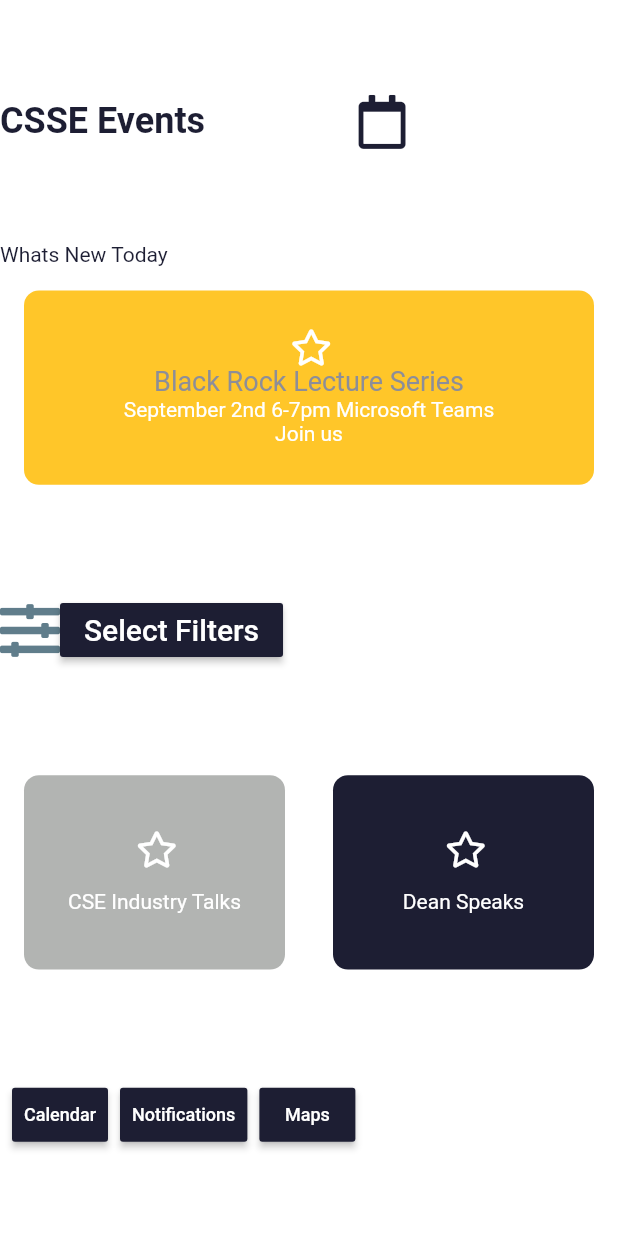
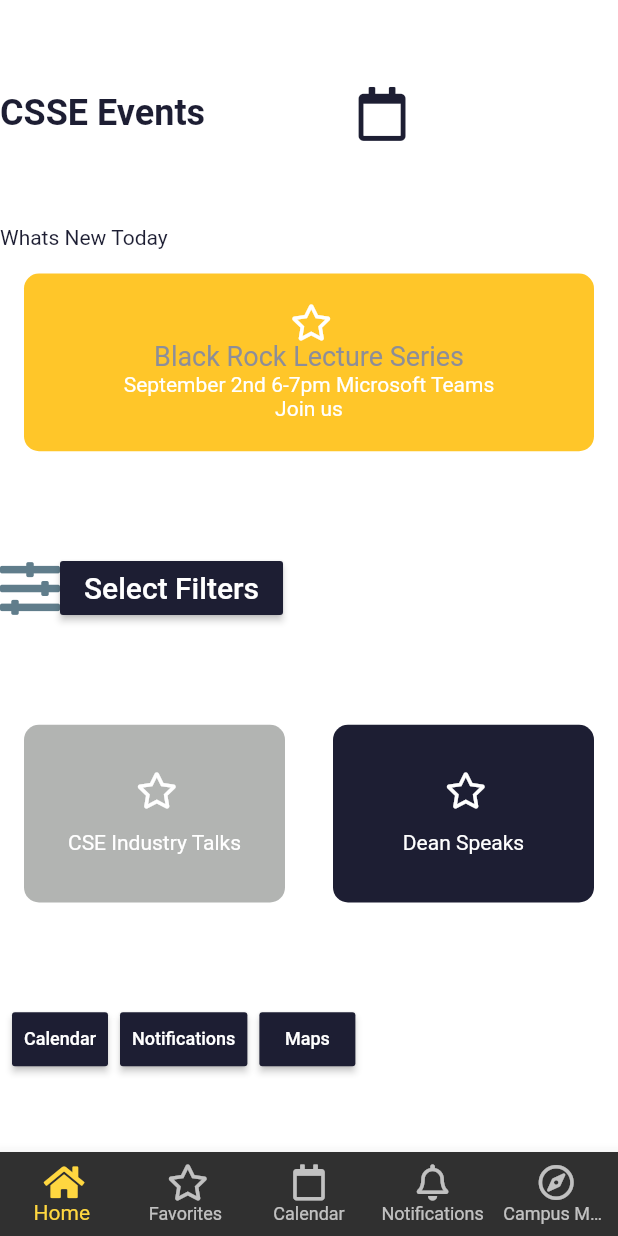
Before and after one commit to rayhebard/scrappy, a Flutter app: the screen it shows after launch, on a phone screen of 412 x 824 dp. Run offline on Flutter 3.47's test engine with Material 2 defaults, Android fonts, the phone set to English and light mode, and no system bars; our stand-ins replace font_awesome_flutter; network calls fail; statements that could not run were skipped.

```diff
--- a/lib/screens/events_bank_page.dart
+++ b/lib/screens/events_bank_page.dart
@@ -49,12 +49,17 @@ class _EventsBankPageState extends State<EventsBankPage> {
                 Text("CSSE Events", style: TextStyle(fontSize: 24.0, fontWeight: FontWeight.bold, color: kCardColor)),
                 SizedBox(width: 100.0),
                 Icon( FontAwesomeIcons.calendar, color: kCardColor, size: 36,),
+                Padding(
+                  padding: EdgeInsets.only(left:30.0,),),
               ],
             )
             ),
             Row(
               children: [
-               Text('Whats New Today', style:TextStyle(color: kCardColor))
+                Text('Whats New Today', style:TextStyle(color: kCardColor)),
+                Padding(
+                  padding: EdgeInsets.only(left:30.0,),),
+
               ],
             ),
             Expanded(
@@ -174,7 +179,7 @@ class _EventsBankPageState extends State<EventsBankPage> {
                               context,
                               MaterialPageRoute(builder: (context){
                                 return MapPage();
-                                  // return ResultsPage( bmiResult: calc.calculateBMI(), resultText: calc.getResult(), interpret: calc.getInterpretation(),);
+
                               }
                               )
                           );
@@ -185,7 +190,22 @@ class _EventsBankPageState extends State<EventsBankPage> {
             ),
             )
           ],
-        )
+        ),
+      bottomNavigationBar: BottomNavigationBar(
+        type: BottomNavigationBarType.fixed,
+        items: [
+        BottomNavigationBarItem(
+            icon: Icon(FontAwesomeIcons.home), title: Text("Home")),
+        BottomNavigationBarItem(
+            icon: Icon(FontAwesomeIcons.star), title: Text("Favorites")),
+        BottomNavigationBarItem(
+            icon: Icon(FontAwesomeIcons.calendar), title: Text("Calendar")),
+        BottomNavigationBarItem(
+            icon: Icon(FontAwesomeIcons.bell), title: Text("Notifications")),
+        BottomNavigationBarItem(
+            icon: Icon(FontAwesomeIcons.compass), title: Text("Campus Maps")),
+      ],
+    ),
     );
   }
 }
```
Lines whose indentation alone changed are shown as unchanged.
